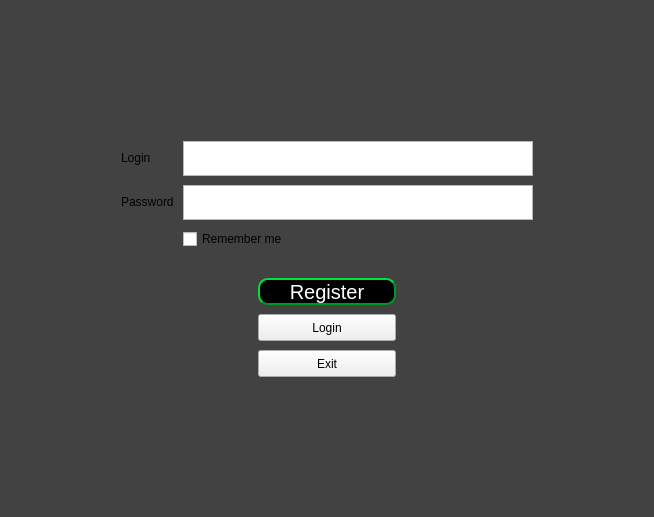
Qt form Lab2/Lab2_proj/ClientPart/mainwindow.ui (BohdanGunko/clientServetTcpIp) before a commit.
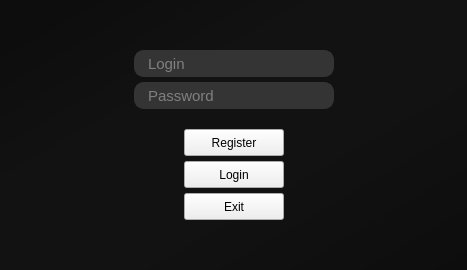
The same form after that commit.

Commit message: text boxes styles addad to login menu

```diff
--- a/Lab2/Lab2_proj/ClientPart/mainwindow.ui
+++ b/Lab2/Lab2_proj/ClientPart/mainwindow.ui
@@ -6,8 +6,8 @@
    <rect>
     <x>0</x>
     <y>0</y>
-    <width>654</width>
-    <height>517</height>
+    <width>467</width>
+    <height>270</height>
    </rect>
   </property>
   <property name="maximumSize">
@@ -62,10 +62,57 @@
         </font>
        </property>
        <property name="styleSheet">
-        <string notr="true">QWidget#LoginMenu{
-	background-color:#424242 ;
+        <string notr="true">#LoginMenu{
+	background-color:qlineargradient(spread:pad, x1:0, y1:0, x2:1, y2:1, stop:0.0842697 rgba(13, 13, 13, 255), stop:0.353933 rgba(18, 18, 18, 255), stop:0.617978 rgba(18, 18, 18, 255), stop:1 rgba(13, 13, 13, 255));
 }
-</string>
+
+
+QLineEdit{
+	background-color:#343434 ;
+
+ 	border-style: solid;
+    border-width: 2px;
+    border-color: #343434;
+ 	border-radius: 10px;
+
+	color:#CCCCCC;
+	font-family: &quot;Open Sans Light&quot;;
+	font-size: 15px;
+
+	padding-left:10px;
+	padding-right:10px;
+}
+
+
+QLineEdit:hover{
+	
+	background-color: #262626;
+
+	
+	
+ 	border-style: solid;
+    border-width: 2px;
+    border-color: #017374;
+ 	border-radius: 10px;
+
+
+
+}
+
+QLineEdit:focus{
+	
+	background-color: #1D1D1D;
+
+	
+	
+ 	border-style: solid;
+    border-width: 2px;
+    border-color: #019592;
+ 	border-radius: 10px;
+
+
+
+}</string>
        </property>
        <layout class="QVBoxLayout" name="verticalLayout_4" stretch="0">
         <property name="spacing">
@@ -84,7 +131,7 @@
          <number>0</number>
         </property>
         <item>
-         <layout class="QGridLayout" name="gridLayout_6" rowstretch="5,4,4,5">
+         <layout class="QGridLayout" name="gridLayout_6" rowstretch="1,1,1">
           <property name="leftMargin">
            <number>5</number>
           </property>
@@ -97,11 +144,45 @@
           <property name="bottomMargin">
            <number>5</number>
           </property>
-          <property name="spacing">
-           <number>9</number>
+          <property name="horizontalSpacing">
+           <number>5</number>
+          </property>
+          <property name="verticalSpacing">
+           <number>0</number>
           </property>
           <item row="2" column="1">
-           <layout class="QGridLayout" name="gridLayout_9" rowstretch="5,5,5,1">
+           <spacer name="verticalSpacer_6">
+            <property name="orientation">
+             <enum>Qt::Vertical</enum>
+            </property>
+            <property name="sizeHint" stdset="0">
+             <size>
+              <width>0</width>
+              <height>0</height>
+             </size>
+            </property>
+           </spacer>
+          </item>
+          <item row="1" column="0">
+           <spacer name="horizontalSpacer">
+            <property name="orientation">
+             <enum>Qt::Horizontal</enum>
+            </property>
+            <property name="sizeHint" stdset="0">
+             <size>
+              <width>0</width>
+              <height>0</height>
+             </size>
+            </property>
+           </spacer>
+          </item>
+          <item row="1" column="1">
+           <layout class="QGridLayout" name="gridLayout_2" rowstretch="0,5,8">
+            <property name="spacing">
+             <number>0</number>
+            </property>
+            <item row="2" column="0">
+             <layout class="QGridLayout" name="gridLayout_9" rowstretch="10,10,10,1">
             <property name="leftMargin">
              <number>0</number>
             </property>
@@ -118,8 +199,24 @@
              <number>2</number>
             </property>
             <property name="verticalSpacing">
-             <number>9</number>
-            </property>
+               <number>5</number>
+              </property>
+              <item row="3" column="1">
+               <spacer name="verticalSpacer_3">
+                <property name="orientation">
+                 <enum>Qt::Vertical</enum>
+                </property>
+                <property name="sizeType">
+                 <enum>QSizePolicy::Expanding</enum>
+                </property>
+                <property name="sizeHint" stdset="0">
+                 <size>
+                  <width>0</width>
+                  <height>0</height>
+                 </size>
+                </property>
+               </spacer>
+              </item>
             <item row="0" column="1">
              <widget class="QPushButton" name="RegButton">
               <property name="sizePolicy">
@@ -137,7 +234,7 @@
               <property name="maximumSize">
                <size>
                 <width>300</width>
-                <height>45</height>
+                  <height>55</height>
                </size>
               </property>
               <property name="baseSize">
@@ -149,7 +246,6 @@
               <property name="font">
                <font>
                 <family>MS Shell Dlg 2</family>
-                <pointsize>-1</pointsize>
                 <weight>50</weight>
                 <italic>false</italic>
                 <bold>false</bold>
@@ -159,20 +255,70 @@
                <enum>Qt::DefaultContextMenu</enum>
               </property>
               <property name="styleSheet">
-               <string notr="true">	border-radius: 10px;
-	color:white;
-	background: #000000;
-	font-size: 20px;
-	font: &quot;Calibr Boldi&quot;;
-	border-style: outset;
-   	border-width: 2px;
-  	border-color:#009624;</string>
+                 <string notr="true"/>
               </property>
               <property name="text">
                <string>Register</string>
               </property>
              </widget>
             </item>
+              <item row="1" column="1">
+               <widget class="QPushButton" name="LogButton">
+                <property name="sizePolicy">
+                 <sizepolicy hsizetype="Expanding" vsizetype="Expanding">
+                  <horstretch>0</horstretch>
+                  <verstretch>0</verstretch>
+                 </sizepolicy>
+                </property>
+                <property name="minimumSize">
+                 <size>
+                  <width>100</width>
+                  <height>27</height>
+                 </size>
+                </property>
+                <property name="maximumSize">
+                 <size>
+                  <width>300</width>
+                  <height>45</height>
+                 </size>
+                </property>
+                <property name="styleSheet">
+                 <string notr="true"/>
+                </property>
+                <property name="text">
+                 <string>Login</string>
+                </property>
+               </widget>
+              </item>
+              <item row="1" column="2">
+               <spacer name="horizontalSpacer_9">
+                <property name="orientation">
+                 <enum>Qt::Horizontal</enum>
+                </property>
+                <property name="sizeType">
+                 <enum>QSizePolicy::Expanding</enum>
+                </property>
+                <property name="sizeHint" stdset="0">
+                 <size>
+                  <width>0</width>
+                  <height>0</height>
+                 </size>
+                </property>
+               </spacer>
+              </item>
+              <item row="1" column="0">
+               <spacer name="horizontalSpacer_8">
+                <property name="orientation">
+                 <enum>Qt::Horizontal</enum>
+                </property>
+                <property name="sizeHint" stdset="0">
+                 <size>
+                  <width>0</width>
+                  <height>0</height>
+                 </size>
+                </property>
+               </spacer>
+              </item>
             <item row="2" column="1">
              <widget class="QPushButton" name="ExitButton">
               <property name="enabled">
@@ -193,206 +339,114 @@
               <property name="maximumSize">
                <size>
                 <width>300</width>
-                <height>45</height>
-               </size>
-              </property>
+                  <height>55</height>
+                 </size>
+                </property>
+                <property name="styleSheet">
+                 <string notr="true"/>
+                </property>
               <property name="text">
                <string>Exit</string>
               </property>
              </widget>
             </item>
-            <item row="1" column="2">
-             <spacer name="horizontalSpacer_9">
-              <property name="orientation">
-               <enum>Qt::Horizontal</enum>
-              </property>
-              <property name="sizeHint" stdset="0">
-               <size>
-                <width>0</width>
-                <height>0</height>
-               </size>
-              </property>
-             </spacer>
-            </item>
-            <item row="1" column="1">
-             <widget class="QPushButton" name="LogButton">
-              <property name="sizePolicy">
-               <sizepolicy hsizetype="Expanding" vsizetype="Expanding">
-                <horstretch>0</horstretch>
-                <verstretch>0</verstretch>
-               </sizepolicy>
-              </property>
-              <property name="minimumSize">
-               <size>
-                <width>100</width>
-                <height>27</height>
-               </size>
-              </property>
-              <property name="maximumSize">
-               <size>
-                <width>300</width>
-                <height>45</height>
-               </size>
-              </property>
-              <property name="text">
-               <string>Login</string>
-              </property>
-             </widget>
-            </item>
-            <item row="1" column="0">
-             <spacer name="horizontalSpacer_8">
-              <property name="orientation">
-               <enum>Qt::Horizontal</enum>
-              </property>
-              <property name="sizeHint" stdset="0">
-               <size>
-                <width>0</width>
-                <height>0</height>
-               </size>
-              </property>
-             </spacer>
-            </item>
-            <item row="3" column="1">
-             <spacer name="verticalSpacer_3">
-              <property name="orientation">
-               <enum>Qt::Vertical</enum>
-              </property>
-              <property name="sizeHint" stdset="0">
-               <size>
-                <width>0</width>
-                <height>0</height>
-               </size>
-              </property>
-             </spacer>
-            </item>
            </layout>
           </item>
           <item row="1" column="0">
-           <spacer name="horizontalSpacer">
-            <property name="orientation">
-             <enum>Qt::Horizontal</enum>
-            </property>
-            <property name="sizeHint" stdset="0">
-             <size>
-              <width>0</width>
-              <height>0</height>
-             </size>
-            </property>
-           </spacer>
-          </item>
-          <item row="1" column="1">
-           <layout class="QGridLayout" name="gridLayout_8" rowstretch="1,3,3,0">
+             <layout class="QGridLayout" name="gridLayout_7" rowstretch="1,5,5">
             <property name="leftMargin">
              <number>0</number>
             </property>
             <property name="topMargin">
              <number>0</number>
             </property>
-            <property name="rightMargin">
+              <property name="horizontalSpacing">
              <number>0</number>
             </property>
-            <property name="bottomMargin">
-             <number>0</number>
-            </property>
-            <property name="spacing">
-             <number>9</number>
+              <property name="verticalSpacing">
+               <number>5</number>
             </property>
             <item row="2" column="0">
-             <widget class="QLabel" name="PassLable">
+               <widget class="QLineEdit" name="lineEdit_2">
               <property name="sizePolicy">
-               <sizepolicy hsizetype="Fixed" vsizetype="Fixed">
+                 <sizepolicy hsizetype="Expanding" vsizetype="Expanding">
                 <horstretch>0</horstretch>
                 <verstretch>0</verstretch>
                </sizepolicy>
               </property>
-              <property name="text">
+                <property name="minimumSize">
+                 <size>
+                  <width>200</width>
+                  <height>27</height>
+                 </size>
+                </property>
+                <property name="maximumSize">
+                 <size>
+                  <width>500</width>
+                  <height>55</height>
+                 </size>
+                </property>
+                <property name="placeholderText">
                <string>Password</string>
               </property>
              </widget>
             </item>
-            <item row="3" column="1">
-             <widget class="QCheckBox" name="RemMECheckBox">
+              <item row="1" column="0">
+               <widget class="QLineEdit" name="lineEdit">
+                <property name="sizePolicy">
+                 <sizepolicy hsizetype="Expanding" vsizetype="Expanding">
+                  <horstretch>0</horstretch>
+                  <verstretch>0</verstretch>
+                 </sizepolicy>
+                </property>
+                <property name="minimumSize">
+                 <size>
+                  <width>200</width>
+                  <height>27</height>
+                 </size>
+                </property>
+                <property name="maximumSize">
+                 <size>
+                  <width>500</width>
+                  <height>55</height>
+                 </size>
+                </property>
+                <property name="toolTip">
+                 <string/>
+                </property>
+                <property name="statusTip">
+                 <string/>
+                </property>
+                <property name="whatsThis">
+                 <string/>
+                </property>
+                <property name="accessibleName">
+                 <string/>
+                </property>
+                <property name="accessibleDescription">
+                 <string/>
+                </property>
+                <property name="layoutDirection">
+                 <enum>Qt::LeftToRight</enum>
+                </property>
+                <property name="inputMethodHints">
+                 <set>Qt::ImhNone</set>
+                </property>
+                <property name="inputMask">
+                 <string/>
+                </property>
               <property name="text">
-               <string>Remember me</string>
-              </property>
-              <property name="checked">
+                 <string/>
+                </property>
+                <property name="dragEnabled">
                <bool>false</bool>
               </property>
-             </widget>
-            </item>
-            <item row="2" column="1">
-             <widget class="QTextEdit" name="PassTextEdit">
-              <property name="sizePolicy">
-               <sizepolicy hsizetype="Expanding" vsizetype="Expanding">
-                <horstretch>0</horstretch>
-                <verstretch>0</verstretch>
-               </sizepolicy>
-              </property>
-              <property name="minimumSize">
-               <size>
-                <width>350</width>
-                <height>35</height>
-               </size>
-              </property>
-              <property name="maximumSize">
-               <size>
-                <width>500</width>
-                <height>50</height>
-               </size>
-              </property>
-             </widget>
-            </item>
-            <item row="1" column="0">
-             <widget class="QLabel" name="LogLabel">
-              <property name="sizePolicy">
-               <sizepolicy hsizetype="Fixed" vsizetype="Fixed">
-                <horstretch>0</horstretch>
-                <verstretch>0</verstretch>
-               </sizepolicy>
-              </property>
-              <property name="text">
+                <property name="placeholderText">
                <string>Login</string>
               </property>
              </widget>
             </item>
-            <item row="1" column="1">
-             <widget class="QTextEdit" name="LogTextEdit">
-              <property name="sizePolicy">
-               <sizepolicy hsizetype="Expanding" vsizetype="Expanding">
-                <horstretch>0</horstretch>
-                <verstretch>0</verstretch>
-               </sizepolicy>
-              </property>
-              <property name="minimumSize">
-               <size>
-                <width>350</width>
-                <height>35</height>
-               </size>
-              </property>
-              <property name="maximumSize">
-               <size>
-                <width>500</width>
-                <height>50</height>
-               </size>
-              </property>
-             </widget>
-            </item>
-            <item row="0" column="1">
-             <spacer name="verticalSpacer_6">
-              <property name="orientation">
-               <enum>Qt::Vertical</enum>
-              </property>
-              <property name="sizeHint" stdset="0">
-               <size>
-                <width>0</width>
-                <height>0</height>
-               </size>
-              </property>
-             </spacer>
-            </item>
-           </layout>
-          </item>
-          <item row="0" column="1">
+              <item row="0" column="0">
            <spacer name="verticalSpacer_7">
             <property name="orientation">
              <enum>Qt::Vertical</enum>
@@ -405,18 +459,9 @@
             </property>
            </spacer>
           </item>
-          <item row="3" column="1">
-           <spacer name="verticalSpacer_8">
-            <property name="orientation">
-             <enum>Qt::Vertical</enum>
-            </property>
-            <property name="sizeHint" stdset="0">
-             <size>
-              <width>0</width>
-              <height>0</height>
-             </size>
-            </property>
-           </spacer>
+             </layout>
+            </item>
+           </layout>
           </item>
           <item row="1" column="2">
            <spacer name="horizontalSpacer_2">
@@ -431,6 +476,19 @@
             </property>
            </spacer>
           </item>
+          <item row="0" column="1">
+           <spacer name="verticalSpacer_8">
+            <property name="orientation">
+             <enum>Qt::Vertical</enum>
+            </property>
+            <property name="sizeHint" stdset="0">
+             <size>
+              <width>0</width>
+              <height>0</height>
+             </size>
+            </property>
+           </spacer>
+          </item>
          </layout>
         </item>
        </layout>
```
Lines whose indentation alone changed are shown as unchanged. The commit also changes 9 other files.
